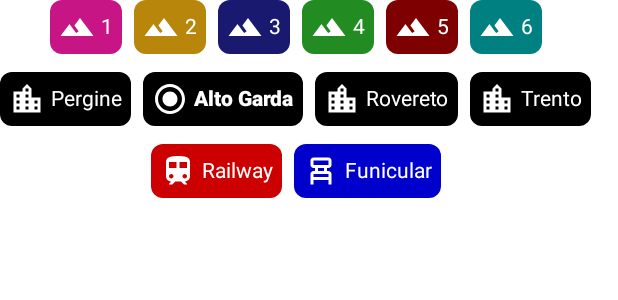
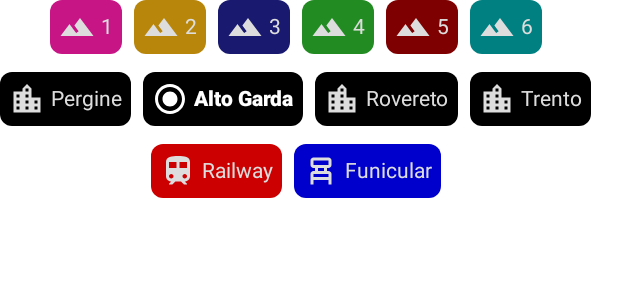
Before and after one commit to Stypox/tridenta, an Android app built with Jetpack Compose: the @Preview function AreaChipGroupPreview, on a phone screen of 412 x 824 dp. Shown: the top 300 px of the screen. Run offline under Robolectric (Android 15) with nearby library versions, the phone set to English and light mode, and no system bars; our stand-ins replace accompanist.

Commit message:
Add more parameters and customization to AreaChip

```diff
--- a/app/src/main/java/org/stypox/tridenta/ui/line/AreaChip.kt
+++ b/app/src/main/java/org/stypox/tridenta/ui/line/AreaChip.kt
@@ -2,6 +2,7 @@ package org.stypox.tridenta.ui.line
 
 import androidx.compose.animation.AnimatedContent
 import androidx.compose.animation.ExperimentalAnimationApi
+import androidx.compose.animation.animateColorAsState
 import androidx.compose.animation.core.animateIntAsState
 import androidx.compose.foundation.Image
 import androidx.compose.foundation.clickable
@@ -31,11 +32,22 @@ import org.stypox.tridenta.data.Area
 
 @OptIn(ExperimentalAnimationApi::class)
 @Composable
-fun AreaChip(area: Area, selected: Boolean, onClick: (Area) -> Unit) {
+fun AreaChip(
+    area: Area,
+    selected: Boolean? = null,
+    onClick: (Area) -> Unit = { },
+    modifier: Modifier = Modifier
+) {
+    val iconTextColor by animateColorAsState(
+        targetValue = if (selected == false) Color(0xffdddddd) else Color.White
+    )
+
     Surface(
         color = Color(0xff000000 + area.color),
         // clip instead of doing shape= to ensure the touch ripple remains inside
-        modifier = Modifier.clip(MaterialTheme.shapes.small).clickable { onClick(area) },
+        modifier = modifier
+            .clip(MaterialTheme.shapes.small)
+            .clickable { onClick(area) },
     ) {
         Row(
             modifier = Modifier.padding(6.dp),
@@ -45,18 +57,18 @@ fun AreaChip(area: Area, selected: Boolean, onClick: (Area) -> Unit) {
                 targetState = selected,
             ) { targetState ->
                 Image(
-                    imageVector = if (targetState) Icons.Filled.RadioButtonChecked else area.icon,
+                    imageVector = if (targetState == true) Icons.Filled.RadioButtonChecked else area.icon,
                     contentDescription = area.icon.name,
-                    colorFilter = ColorFilter.tint(Color.White)
+                    colorFilter = ColorFilter.tint(iconTextColor)
                 )
             }
 
             val weight by animateIntAsState(
-                targetValue = (if (selected) FontWeight.ExtraBold else FontWeight.Normal).weight
+                targetValue = (if (selected == true) FontWeight.ExtraBold else FontWeight.Normal).weight
             )
             Text(
                 text = stringResource(id = area.nameRes),
-                color = Color.White,
+                color = iconTextColor,
                 fontWeight = FontWeight(weight),
                 modifier = Modifier.padding(4.dp, 0.dp, 0.dp, 0.dp),
             )
```
